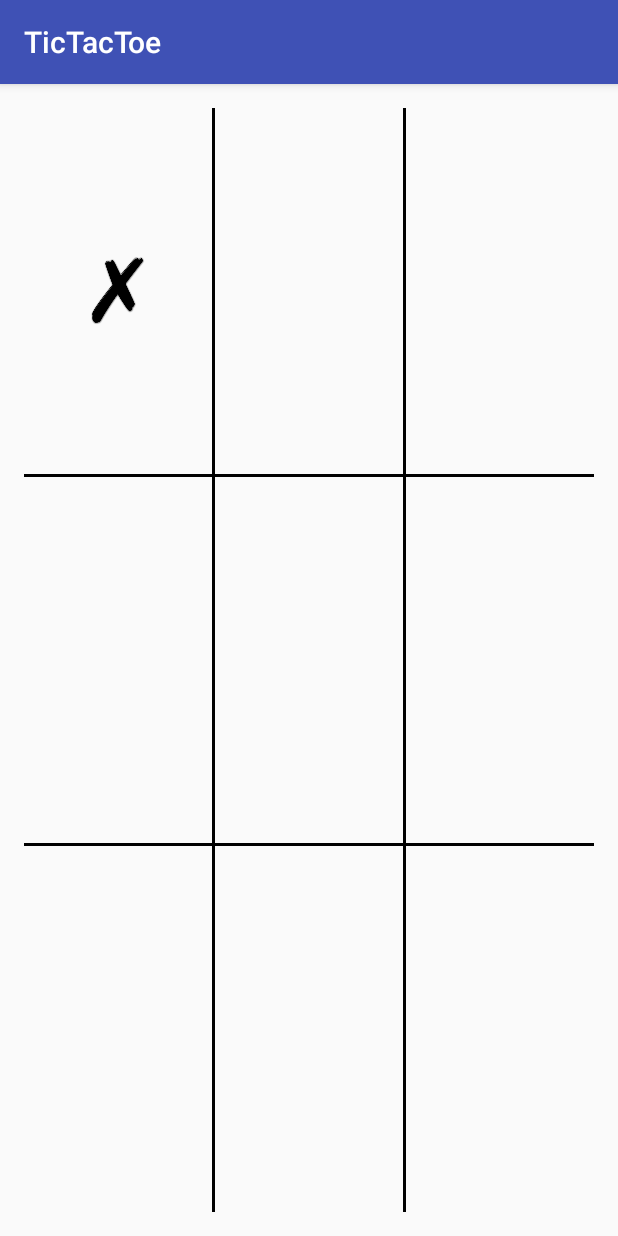
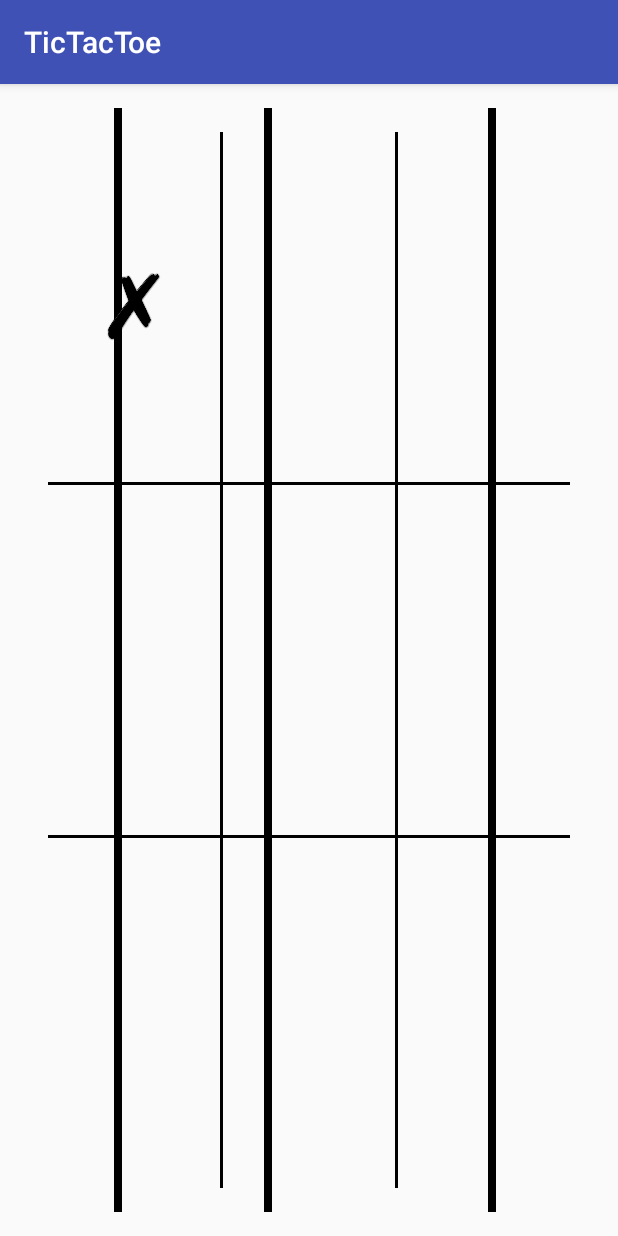
Before and after one commit to chhavip/TicTacToe, an Android app: the screen it shows after launch (MainActivity), after a tap on an icon or button, on a phone screen of 412 x 824 dp. Run offline under Robolectric (Android 15) with nearby library versions, the phone set to English and light mode, and no system bars; our stand-ins replace ButterKnife.

Commit message:
Added vertical lines

```diff
--- a/app/src/main/java/com/chhavi/tictactoe/MainActivity.java
+++ b/app/src/main/java/com/chhavi/tictactoe/MainActivity.java
@@ -1,5 +1,9 @@
 package com.chhavi.tictactoe;
 
+import android.graphics.Bitmap;
+import android.graphics.Canvas;
+import android.graphics.Color;
+import android.graphics.Paint;
 import android.os.Bundle;
 import android.support.v7.app.AppCompatActivity;
 import android.view.View;
@@ -76,7 +80,7 @@ public class MainActivity extends AppCompatActivity {
     int seven = 0;
     int eight = 0;
     int nine = 0;
-
+    Canvas canvas;
 
     @Override
     protected void onCreate(Bundle savedInstanceState) {
@@ -84,7 +88,15 @@ public class MainActivity extends AppCompatActivity {
         setContentView(R.layout.activity_main);
         ButterKnife.inject(this);
 
+
+        Bitmap bitmap = Bitmap.createBitmap((int) getWindowManager()
+                .getDefaultDisplay().getWidth(), (int) getWindowManager()
+                .getDefaultDisplay().getHeight(), Bitmap.Config.ARGB_8888);
+            canvas = new Canvas(bitmap);
+
         chance = 1;
+
+
         optionOne.setOnClickListener(new View.OnClickListener() {
             @Override
             public void onClick(View v) {
@@ -92,6 +104,14 @@ public class MainActivity extends AppCompatActivity {
                     if (chance == 1) {
                         crossOne.setVisibility(View.VISIBLE);
                         one = 1;
+                        Paint paint = new Paint();
+                        paint.setColor(Color.rgb(255, 153, 51));
+                        paint.setStrokeWidth(10);
+                        int startx = 50;
+                        int starty = 90;
+                        int endx = 150;
+                        int endy = 360;
+                        canvas.drawLine(startx, starty, endx, endy, paint);
                     } else {
                         circleOne.setVisibility(View.VISIBLE);
                         one = 2;
@@ -123,10 +143,13 @@ public class MainActivity extends AppCompatActivity {
             @Override
             public void onClick(View v) {
                 if (three == 0) {
-                    if (chance == 1)
+                    if (chance == 1) {
                         crossThree.setVisibility(View.VISIBLE);
-                    else
+                        three = 1;
+                    } else {
                         circleThree.setVisibility(View.VISIBLE);
+                        three = 2;
+                    }
                     chance = 1 - chance;
                 }
             }
@@ -136,10 +159,13 @@ public class MainActivity extends AppCompatActivity {
             @Override
             public void onClick(View v) {
                 if (four == 0) {
-                    if (chance == 1)
+                    if (chance == 1) {
                         crossFour.setVisibility(View.VISIBLE);
-                    else
+                        four = 1;
+                    } else {
                         circleFour.setVisibility(View.VISIBLE);
+                        four = 2;
+                    }
                     chance = 1 - chance;
                 }
             }
@@ -149,11 +175,13 @@ public class MainActivity extends AppCompatActivity {
             @Override
             public void onClick(View v) {
                 if (five == 0) {
-                    if (chance == 1)
+                    if (chance == 1) {
                         crossFive.setVisibility(View.VISIBLE);
-                    else
+                        five = 1;
+                    }else {
                         circleFive.setVisibility(View.VISIBLE);
-                    chance = 1 - chance;
+                        five = 2;
+                    }  chance = 1 - chance;
 
                 }
             }
@@ -163,10 +191,14 @@ public class MainActivity extends AppCompatActivity {
             @Override
             public void onClick(View v) {
                 if(six == 0) {
-                    if (chance == 1)
+                    if (chance == 1) {
                         crossSix.setVisibility(View.VISIBLE);
-                    else
+                        six = 1;
+                    }
+                    else {
                         circleSix.setVisibility(View.VISIBLE);
+                        six = 2;
+                    }
                     chance = 1 - chance;
                 }
             }
@@ -176,10 +208,14 @@ public class MainActivity extends AppCompatActivity {
             @Override
             public void onClick(View v) {
                 if(seven == 0) {
-                    if (chance == 1)
+                    if (chance == 1) {
                         crossSeven.setVisibility(View.VISIBLE);
-                    else
+                        seven = 1;
+                    }
+                    else {
                         circleSeven.setVisibility(View.VISIBLE);
+                        seven = 2;
+                    }
                     chance = 1 - chance;
                 }
             }
@@ -189,10 +225,14 @@ public class MainActivity extends AppCompatActivity {
             @Override
             public void onClick(View v) {
                 if(eight == 0) {
-                    if (chance == 1)
+                    if (chance == 1) {
                         crossEight.setVisibility(View.VISIBLE);
-                    else
+                        eight = 1;
+                    }
+                    else {
                         circleEight.setVisibility(View.VISIBLE);
+                        eight = 2;
+                    }
                     chance = 1 - chance;
                 }
             }
@@ -202,10 +242,14 @@ public class MainActivity extends AppCompatActivity {
             @Override
             public void onClick(View v) {
                 if(nine == 0) {
-                    if (chance == 1)
+                    if (chance == 1) {
                         crossNine.setVisibility(View.VISIBLE);
-                    else
+                        nine = 1;
+                    }
+                    else {
                         circleNine.setVisibility(View.VISIBLE);
+                        nine = 2;
+                    }
                     chance = 1 - chance;
                 }
             }
--- a/app/src/main/res/layout/activity_main.xml
+++ b/app/src/main/res/layout/activity_main.xml
@@ -1,4 +1,34 @@
 <?xml version="1.0" encoding="utf-8"?>
+
+<RelativeLayout xmlns:android="http://schemas.android.com/apk/res/android"
+    xmlns:tools="http://schemas.android.com/tools"
+    android:layout_width="match_parent"
+    android:layout_height="match_parent"
+    android:paddingBottom="@dimen/activity_vertical_margin"
+    android:paddingLeft="@dimen/activity_horizontal_margin"
+    android:paddingRight="@dimen/activity_horizontal_margin"
+    android:paddingTop="@dimen/activity_vertical_margin"
+    android:orientation="vertical"
+    tools:context="com.chhavi.tictactoe.MainActivity">
+    <include layout="@layout/horizontal_line"
+        android:id="@+id/horizontal_first"
+        android:layout_height="match_parent"
+        android:layout_width="5dp"
+        android:layout_marginLeft="60dp"
+        android:layout_alignParentLeft="true">
+    </include>
+    <include layout="@layout/horizontal_line"
+        android:id="@+id/horizontal_second"
+        android:layout_height="match_parent"
+        android:layout_width="5dp"
+        android:layout_marginLeft="160dp"
+        android:layout_alignParentLeft="true"/>
+    <include layout="@layout/horizontal_line"
+        android:id="@+id/horizontal_third"
+        android:layout_height="match_parent"
+        android:layout_width="5dp"
+        android:layout_marginRight="65dp"
+        android:layout_alignParentRight="true"/>
 <LinearLayout xmlns:android="http://schemas.android.com/apk/res/android"
     xmlns:tools="http://schemas.android.com/tools"
     android:layout_width="match_parent"
@@ -319,3 +349,4 @@
 
 
 </LinearLayout>
+</RelativeLayout>
--- /dev/null
+++ b/app/src/main/res/layout/horizontal_line.xml
@@ -0,0 +1,8 @@
+<?xml version="1.0" encoding="utf-8"?>
+
+<View xmlns:android="http://schemas.android.com/apk/res/android"
+    android:layout_height="match_parent"
+    android:layout_width="5dp"
+    android:layout_gravity="center"
+    android:background="#000000"
+    ></View>
```
